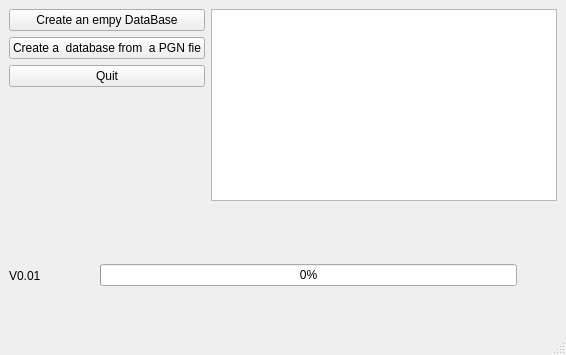
Qt form examples/mainwindow.ui (gillesmaire/mychessbaselib) before a commit.
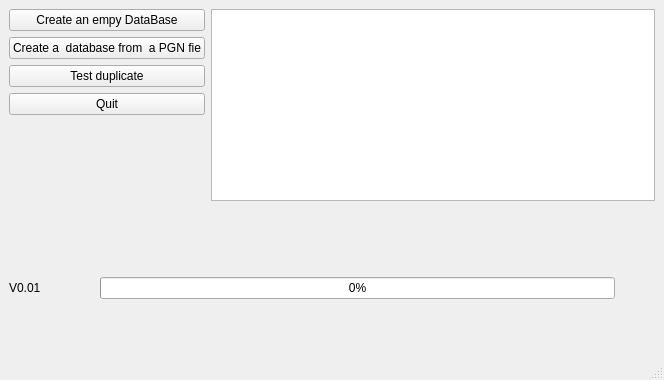
The same form after that commit.

```diff
--- a/examples/mainwindow.ui
+++ b/examples/mainwindow.ui
@@ -6,8 +6,8 @@
    <rect>
     <x>0</x>
     <y>0</y>
-    <width>566</width>
-    <height>355</height>
+    <width>664</width>
+    <height>380</height>
    </rect>
   </property>
   <property name="windowTitle">
@@ -35,6 +35,13 @@
             </property>
            </widget>
           </item>
+          <item>
+           <widget class="QPushButton" name="pushButtonTestDuplicate">
+            <property name="text">
+             <string>Test duplicate</string>
+            </property>
+           </widget>
+          </item>
           <item>
            <widget class="QPushButton" name="pushButtonQuit">
             <property name="text">
@@ -60,7 +67,17 @@
         <item>
          <layout class="QVBoxLayout" name="verticalLayout_2">
           <item>
-           <widget class="QTableView" name="tableView"/>
+           <widget class="QTableView" name="tableView">
+            <property name="alternatingRowColors">
+             <bool>true</bool>
+            </property>
+            <property name="selectionMode">
+             <enum>QAbstractItemView::SingleSelection</enum>
+            </property>
+            <property name="selectionBehavior">
+             <enum>QAbstractItemView::SelectRows</enum>
+            </property>
+           </widget>
           </item>
           <item>
            <spacer name="horizontalSpacer_3">
```
Left out of the diff: 2 changed lines with no effect on the pictures.
